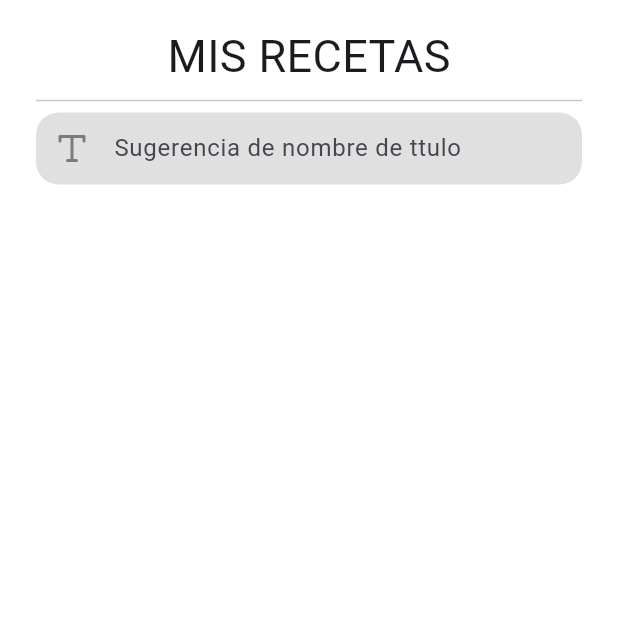
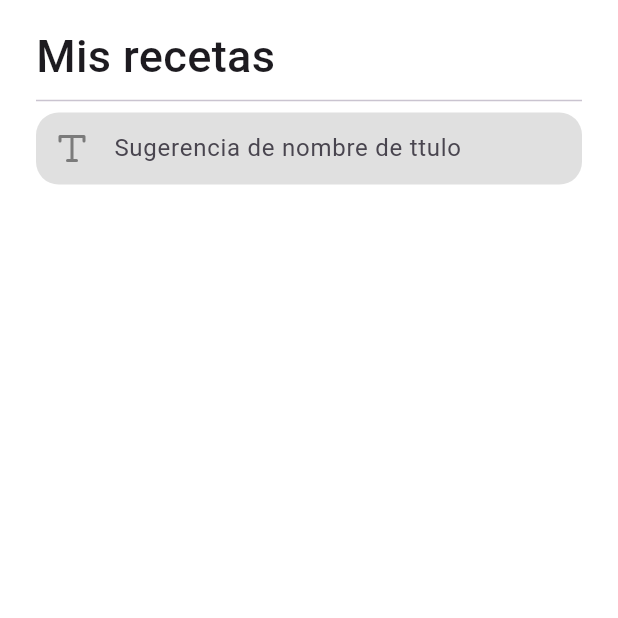
Before and after one commit to fr4nsgallegos/recipesappg7, a Flutter app: the screen it shows after launch, on a phone screen of 412 x 824 dp, the top half of it. Run offline on Flutter 3.47's test engine with Material 3 defaults, Android fonts, the phone set to English and light mode, and no system bars; our stand-ins replace flutter_svg, google_fonts.

Commit message:
centralizando text font

```diff
--- a/lib/home_page.dart
+++ b/lib/home_page.dart
@@ -1,5 +1,6 @@
 import 'package:flutter/material.dart';
 import 'package:flutter_svg/flutter_svg.dart';
+import 'package:google_fonts/google_fonts.dart';
 
 class HomePage extends StatelessWidget {
   @override
@@ -11,11 +12,13 @@ class HomePage extends StatelessWidget {
           child: Padding(
             padding: EdgeInsets.symmetric(horizontal: 24, vertical: 16),
             child: Column(
+              crossAxisAlignment: CrossAxisAlignment.start,
               children: [
                 Text(
-                  "MIS RECETAS",
+                  "Mis recetas",
                   style: TextStyle(
                     fontSize: 30,
+                    fontWeight: FontWeight.w500,
                   ),
                 ),
                 Divider(),
--- a/lib/main.dart
+++ b/lib/main.dart
@@ -1,4 +1,5 @@
 import 'package:flutter/material.dart';
+import 'package:google_fonts/google_fonts.dart';
 import 'package:recipesappg7/home_page.dart';
 
 void main() {
@@ -6,6 +7,9 @@ void main() {
     MaterialApp(
       home: HomePage(),
       debugShowCheckedModeBanner: false,
+      theme: ThemeData(
+        textTheme: GoogleFonts.robotoTextTheme(),
+      ),
     ),
   );
 }
```
